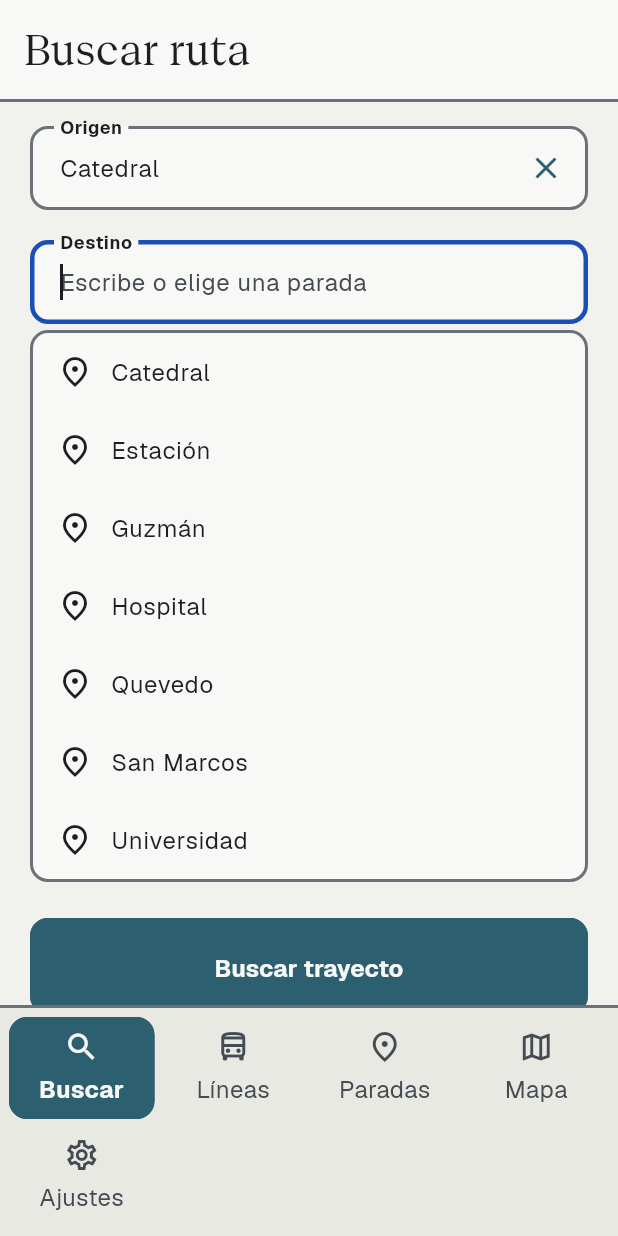
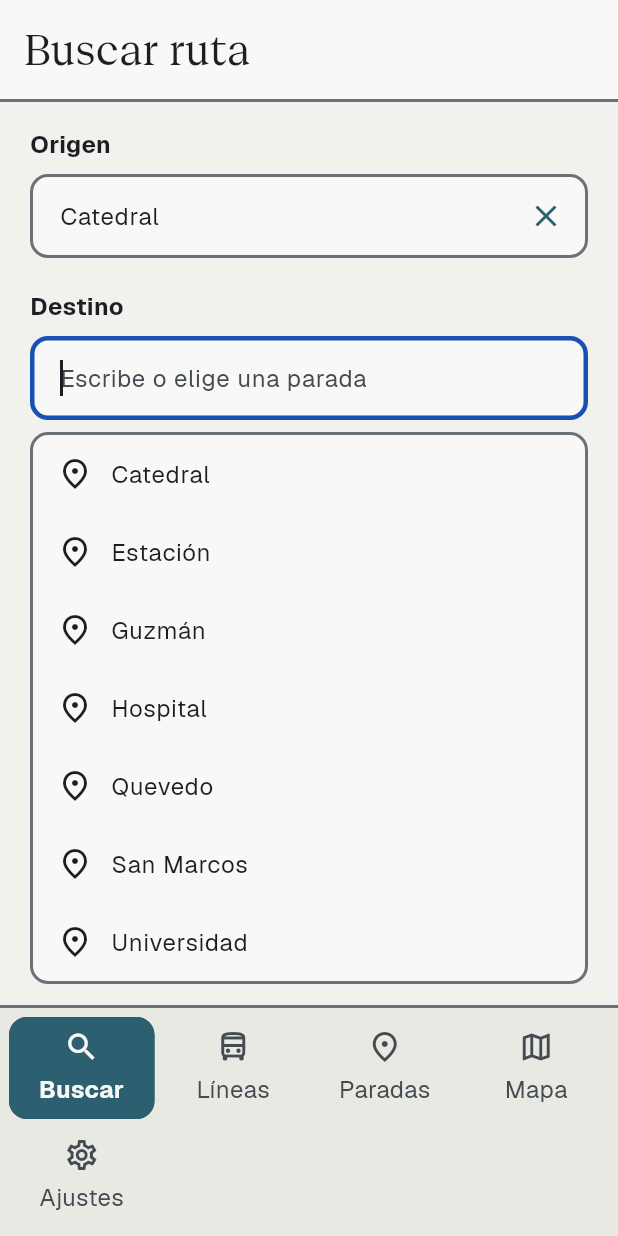
Before and after one commit to Sekahy48/RutaFacil, a Flutter app: the screen it shows after launch, after a tap on "Buscar trayecto", after a tap on "Catedral", on a phone screen of 412 x 824 dp. Run offline on Flutter 3.47's test engine with Material 3 defaults, Android fonts, the phone set to English and light mode, and no system bars; our stand-ins replace flutter_map, latlong2; project files that could hold a hidden picture were left out.

Commit message:
P1 y P4: etiqueta visible encima del campo y errores que dicen cómo corregirlos
Co-Authored-By: Claude Opus 5.5 <noreply@anthropic.com>

```diff
--- a/lib/ui/pantallas/p1_buscar.dart
+++ b/lib/ui/pantallas/p1_buscar.dart
@@ -6,6 +6,7 @@ import '../../data/datos_mock.dart';
 import '../../data/planificador.dart';
 import '../../estado.dart';
 import '../comunes.dart';
+import '../tema.dart';
 import 'p7_seguimiento.dart';
 
 class PantallaBuscar extends StatefulWidget {
@@ -99,24 +100,29 @@ class _PantallaBuscarState extends State<PantallaBuscar> {
     setState(() {
       _limpiarResultados();
       if (origen == null) {
-        _errorOrigen = 'Elige una parada de origen de la lista.';
+        _errorOrigen = _mensajeNoEncontrada(_ctrlOrigen.text, 'origen');
       }
       if (destino == null) {
-        _errorDestino = 'Elige una parada de destino de la lista.';
+        _errorDestino = _mensajeNoEncontrada(_ctrlDestino.text, 'destino');
       }
       if (origen != null && destino != null && origen.id == destino.id) {
         _errorGeneral =
-            'Error: origen y destino son la misma parada. Cambia el destino.';
-        _errorDestino = 'Es la misma parada que el origen.';
+            'origen y destino son la misma parada. Cambia el destino por '
+            'otra parada.';
+        _errorDestino =
+            'es la misma parada que el origen. Escribe y elige otra parada.';
       }
     });
 
     final hayError =
         _errorOrigen != null || _errorDestino != null || _errorGeneral != null;
     if (hayError) {
-      final mensaje =
-          _errorGeneral ??
-          [_errorOrigen, _errorDestino].whereType<String>().join(' ');
+      final mensaje = _errorGeneral != null
+          ? 'Error: $_errorGeneral'
+          : [
+              if (_errorOrigen != null) 'Error en origen: $_errorOrigen',
+              if (_errorDestino != null) 'Error en destino: $_errorDestino',
+            ].join(' ');
       anunciar(context, mensaje);
       // Foco al campo que hay que corregir.
       (_errorOrigen != null ? _focoOrigen : _focoDestino).requestFocus();
@@ -132,6 +138,17 @@ class _PantallaBuscarState extends State<PantallaBuscar> {
           : '${_textoEncontrados(res.length)}. El más rápido tarda '
                 '${res.first.duracion} minutos.',
     );
+  }
+
+  /// Qué ha pasado y cómo corregirlo (sin el prefijo «Error:»).
+  String _mensajeNoEncontrada(String texto, String campo) {
+    final t = texto.trim();
+    if (t.isEmpty) {
+      return 'no has escrito el $campo. Escribe parte del nombre y elige '
+          'una parada de la lista.';
+    }
+    return '«$t» no es una parada de la lista. Escribe parte del nombre y '
+        'elige una de las sugerencias.';
   }
 
   String _textoEncontrados(int n) =>
@@ -153,7 +170,6 @@ class _PantallaBuscarState extends State<PantallaBuscar> {
   @override
   Widget build(BuildContext context) {
     final tt = Theme.of(context).textTheme;
-    final esquema = Theme.of(context).colorScheme;
 
     return Pantalla(
       titulo: 'Buscar ruta',
@@ -165,41 +181,15 @@ class _PantallaBuscarState extends State<PantallaBuscar> {
             const SizedBox(height: 20),
             _campo(_Campo.destino),
             if (_errorGeneral != null) ...[
-              const SizedBox(height: 16),
-              Semantics(
-                liveRegion: true,
-                child: Caja(
-                  grosor: 3,
-                  child: Row(
-                    crossAxisAlignment: CrossAxisAlignment.start,
-                    children: [
-                      ExcludeSemantics(
-                        child: Icon(
-                          Icons.error_outline,
-                          size: 28,
-                          color: esquema.onSurface,
-                        ),
-                      ),
-                      const SizedBox(width: 12),
-                      Expanded(
-                        child: Text(
-                          _errorGeneral!,
-                          style: tt.bodyLarge?.copyWith(
-                            fontWeight: FontWeight.bold,
-                          ),
-                        ),
-                      ),
-                    ],
-                  ),
-                ),
-              ),
+              const SizedBox(height: 2 * kEspacio),
+              CajaError(_errorGeneral!),
             ],
             const SizedBox(height: 24),
             FilledButton(
               focusNode: _focoBoton,
               onPressed: _buscar,
               style: FilledButton.styleFrom(
-                minimumSize: const Size.fromHeight(64),
+                minimumSize: const Size.fromHeight(kAltoBotonPrincipal),
               ),
               child: const Text('Buscar trayecto', textAlign: TextAlign.center),
             ),
@@ -208,7 +198,9 @@ class _PantallaBuscarState extends State<PantallaBuscar> {
               'Horarios teóricos desde las ${hhmm(minutoReferencia())} '
               '(sin tiempo real). Datos de ejemplo.',
               textAlign: TextAlign.center,
-              style: tt.bodyMedium?.copyWith(color: esquema.onSurfaceVariant),
+              style: tt.bodyMedium?.copyWith(
+                color: context.paleta.textoSecundario,
+              ),
             ),
             const SizedBox(height: 20),
             ..._zonaResultados(),
@@ -235,10 +227,12 @@ class _PantallaBuscarState extends State<PantallaBuscar> {
     return Column(
       crossAxisAlignment: CrossAxisAlignment.stretch,
       children: [
-        TextField(
+        CampoTexto(
+          etiqueta: etiqueta,
           controller: ctrl,
           focusNode: foco,
-          style: tt.bodyLarge,
+          pista: 'Escribe o elige una parada',
+          error: error,
           textInputAction: TextInputAction.next,
           onChanged: (_) => setState(_limpiarResultados),
           onSubmitted: (_) {
@@ -247,23 +241,7 @@ class _PantallaBuscarState extends State<PantallaBuscar> {
               _elegirSugerencia(campo, s.first);
             }
           },
-          decoration: InputDecoration(
-            labelText: etiqueta,
-            floatingLabelBehavior: FloatingLabelBehavior.always,
-            labelStyle: tt.titleMedium,
-            hintText: 'Escribe o elige una parada',
-            errorText: error,
-            errorMaxLines: 4,
-            suffixIcon: ctrl.text.isEmpty
-                ? null
-                : IconButton(
-                    tooltip: 'Borrar $etiqueta',
-                    style: IconButton.styleFrom(
-                      side: BorderSide.none,
-                      backgroundColor: Colors.transparent,
-                    ),
-                    icon: const Icon(Icons.close),
-                    onPressed: () {
+          onBorrar: () {
             setState(() {
               ctrl.clear();
               _limpiarResultados();
@@ -271,11 +249,9 @@ class _PantallaBuscarState extends State<PantallaBuscar> {
             foco.requestFocus();
           },
         ),
-          ),
-        ),
         if (sugerencias.isNotEmpty)
           Padding(
-            padding: const EdgeInsets.only(top: 4),
+            padding: const EdgeInsets.only(top: kEspacio),
             child: Caja(
               padding: EdgeInsets.zero,
               child: Column(
@@ -289,13 +265,14 @@ class _PantallaBuscarState extends State<PantallaBuscar> {
                           'Elegir ${p.nombre} como ${etiqueta.toLowerCase()}',
                       onTap: () => _elegirSugerencia(campo, p),
                       excludeSemantics: true,
-                      child: InkWell(
+                      child: Tocable(
                         onTap: () => _elegirSugerencia(campo, p),
+                        anilloDentro: true,
                         child: Container(
                           constraints: const BoxConstraints(minHeight: 52),
                           alignment: Alignment.centerLeft,
                           padding: const EdgeInsets.symmetric(
-                            horizontal: 16,
+                            horizontal: 2 * kEspacio,
                             vertical: 10,
                           ),
                           child: Row(
@@ -320,7 +297,6 @@ class _PantallaBuscarState extends State<PantallaBuscar> {
 
   List<Widget> _zonaResultados() {
     final tt = Theme.of(context).textTheme;
-    final esquema = Theme.of(context).colorScheme;
     final res = _resultados;
 
     if (res == null) {
@@ -333,7 +309,7 @@ class _PantallaBuscarState extends State<PantallaBuscar> {
         Text(
           'Aún no hay trayectos. Elige origen y destino.',
           textAlign: TextAlign.center,
-          style: tt.bodyLarge?.copyWith(color: esquema.onSurfaceVariant),
+          style: tt.bodyLarge?.copyWith(color: context.paleta.textoSecundario),
         ),
       ];
     }
@@ -371,7 +347,13 @@ class _PantallaBuscarState extends State<PantallaBuscar> {
       crossAxisAlignment: CrossAxisAlignment.start,
       children: [
         Text('Opción $n · ${t.nombreLineas}', style: tt.titleMedium),
-        const SizedBox(height: 4),
+        const SizedBox(height: kEspacio),
+        Wrap(
+          spacing: kEspacio,
+          runSpacing: 4,
+          children: [for (final tr in t.tramos) EtiquetaLinea(tr.linea.id)],
+        ),
+        const SizedBox(height: kEspacio),
         Text(detalle, style: tt.bodyLarge),
         const SizedBox(height: 4),
         Text(horas, style: tt.bodyMedium),
--- a/lib/ui/pantallas/p4_paradas.dart
+++ b/lib/ui/pantallas/p4_paradas.dart
@@ -35,28 +35,13 @@ class _PantallaParadasState extends State<PantallaParadas> {
           children: [
             Padding(
               padding: const EdgeInsets.fromLTRB(20, 20, 20, 16),
-              child: TextField(
+              child: CampoTexto(
+                etiqueta: 'Buscar parada',
                 controller: _ctrl,
-                style: tt.bodyLarge,
+                pista: 'Escribe el nombre',
+                textInputAction: TextInputAction.search,
                 onChanged: (_) => setState(() {}),
-                textInputAction: TextInputAction.search,
-                decoration: InputDecoration(
-                  labelText: 'Buscar parada',
-                  floatingLabelBehavior: FloatingLabelBehavior.always,
-                  labelStyle: tt.titleMedium,
-                  hintText: 'Escribe el nombre',
-                  suffixIcon: _ctrl.text.isEmpty
-                      ? null
-                      : IconButton(
-                          tooltip: 'Borrar búsqueda',
-                          style: IconButton.styleFrom(
-                            side: BorderSide.none,
-                            backgroundColor: Colors.transparent,
-                          ),
-                          icon: const Icon(Icons.close),
-                          onPressed: () => setState(_ctrl.clear),
-                        ),
-                ),
+                onBorrar: () => setState(_ctrl.clear),
               ),
             ),
             Padding(
@@ -71,17 +56,18 @@ class _PantallaParadasState extends State<PantallaParadas> {
             ),
             if (lista.isEmpty)
               Padding(
-                padding: const EdgeInsets.all(20),
-                child: Text(
-                  'No hay paradas con ese nombre.',
-                  style: tt.bodyLarge,
+                padding: const EdgeInsets.fromLTRB(20, 8, 20, 20),
+                child: CajaError(
+                  'no hay ninguna parada que contenga «${_ctrl.text.trim()}». '
+                  'Revisa cómo está escrito (las tildes no importan) o borra '
+                  'la búsqueda para ver todas las paradas.',
                 ),
               ),
             for (final p in lista)
               FilaNavegable(
                 titulo: p.nombre,
                 subtitulo:
-                    'Líneas: ${lineasDeParada(p.id).map((l) => l.id.substring(1)).join(', ')}',
+                    'Líneas: ${lineasDeParada(p.id).map((l) => l.id).join(', ')}',
                 etiqueta:
                     'Parada ${p.nombre}. Líneas '
                     '${lineasDeParada(p.id).map((l) => l.id.substring(1)).join(', ')}. '
```
Lines whose indentation alone changed are shown as unchanged.
